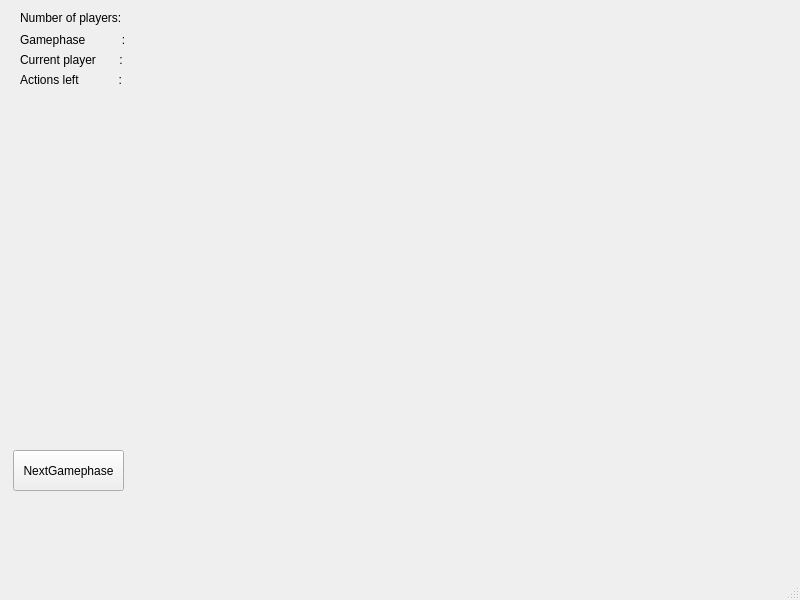
Qt form UI/mainwindow.ui (Sakujii/islandgame) before a commit.
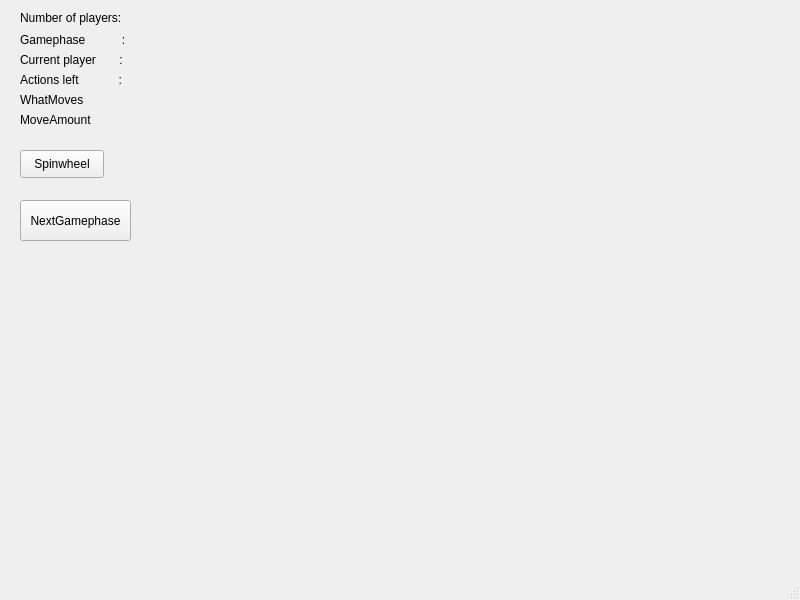
The same form after that commit.

Commit message: Spinwheel button/labels and functions added

What changed in the file:
```diff
--- a/UI/mainwindow.ui
+++ b/UI/mainwindow.ui
@@ -95,8 +95,8 @@
    <widget class="QPushButton" name="pushButtonGamephase">
     <property name="geometry">
      <rect>
-      <x>13</x>
-      <y>450</y>
+      <x>20</x>
+      <y>200</y>
       <width>111</width>
       <height>41</height>
      </rect>
@@ -131,6 +131,71 @@
      <string/>
     </property>
    </widget>
+   <widget class="QPushButton" name="pushButtonSpinWheel">
+    <property name="geometry">
+     <rect>
+      <x>20</x>
+      <y>150</y>
+      <width>84</width>
+      <height>28</height>
+     </rect>
+    </property>
+    <property name="text">
+     <string>Spinwheel</string>
+    </property>
+   </widget>
+   <widget class="QLabel" name="labelWhatMoves">
+    <property name="geometry">
+     <rect>
+      <x>20</x>
+      <y>90</y>
+      <width>101</width>
+      <height>20</height>
+     </rect>
+    </property>
+    <property name="text">
+     <string>WhatMoves</string>
+    </property>
+   </widget>
+   <widget class="QLabel" name="labelMoveAmount">
+    <property name="geometry">
+     <rect>
+      <x>20</x>
+      <y>110</y>
+      <width>91</width>
+      <height>20</height>
+     </rect>
+    </property>
+    <property name="text">
+     <string>MoveAmount</string>
+    </property>
+   </widget>
+   <widget class="QLabel" name="labelWhatMovesId">
+    <property name="geometry">
+     <rect>
+      <x>160</x>
+      <y>90</y>
+      <width>63</width>
+      <height>20</height>
+     </rect>
+    </property>
+    <property name="text">
+     <string/>
+    </property>
+   </widget>
+   <widget class="QLabel" name="labelMoveAmountNumber">
+    <property name="geometry">
+     <rect>
+      <x>160</x>
+      <y>110</y>
+      <width>63</width>
+      <height>20</height>
+     </rect>
+    </property>
+    <property name="text">
+     <string/>
+    </property>
+   </widget>
   </widget>
   <widget class="QMenuBar" name="menubar">
    <property name="geometry">
```
Left out of the diff: 2 changed lines with no effect on the pictures. The commit also changes 2 other files.
